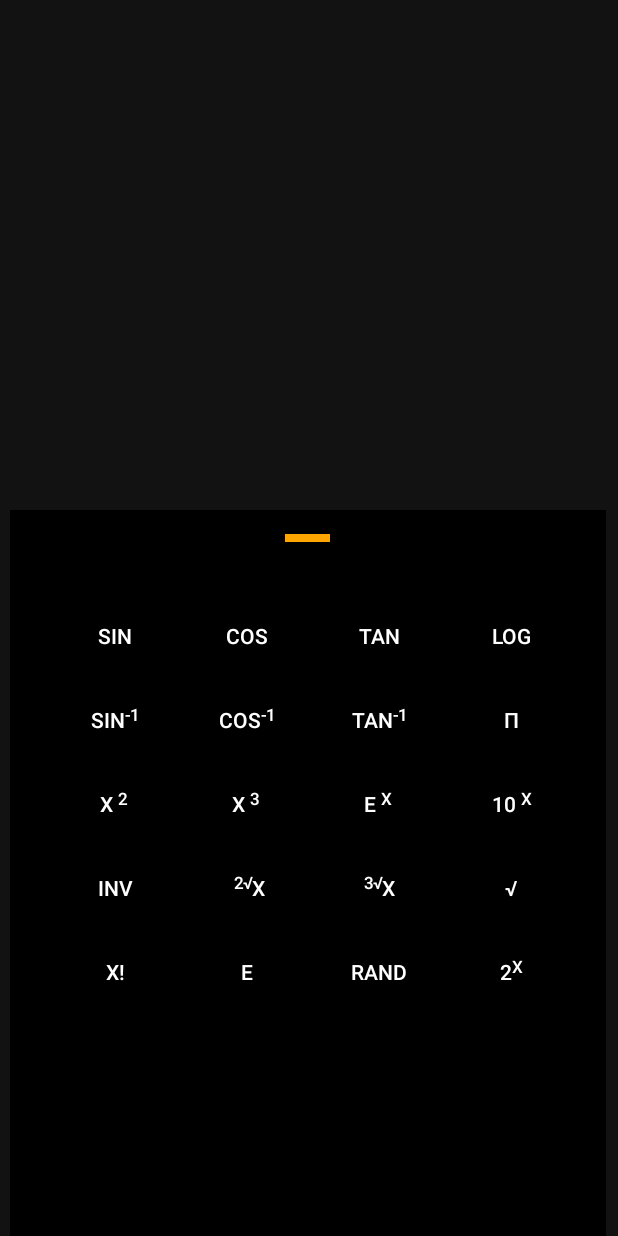
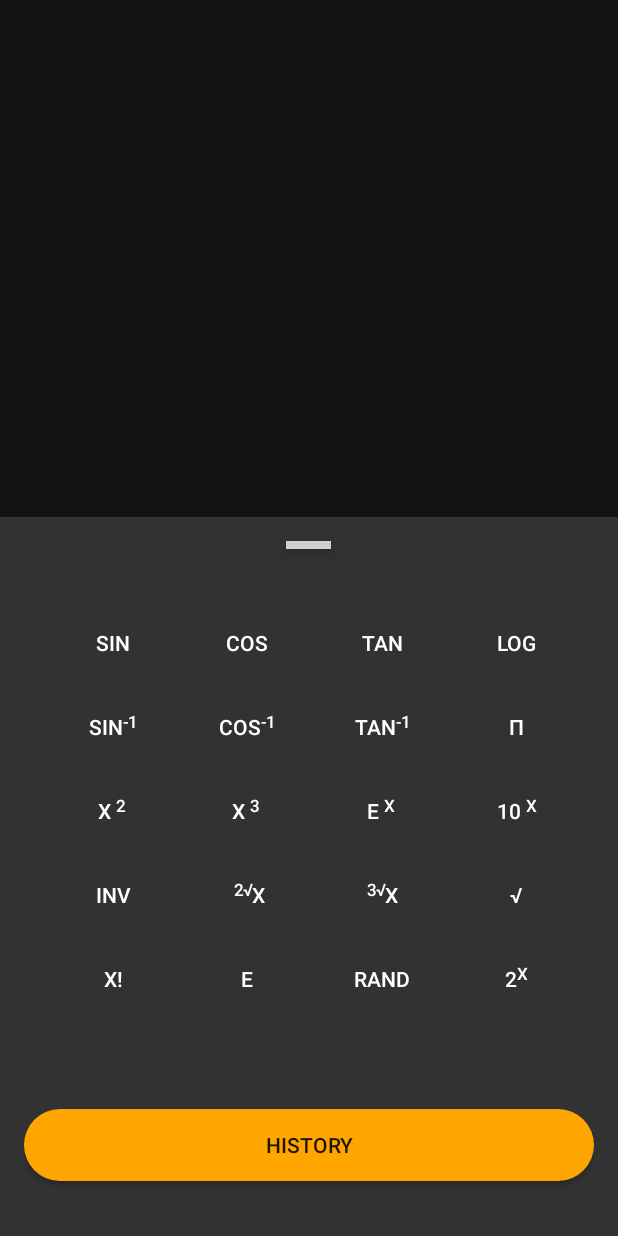
Before and after one commit to ZAHEER-svg/Calculator, an Android app: the screen it shows after launch (MainActivity), on a phone screen of 412 x 824 dp. Run offline under Robolectric (Android 15) with nearby library versions, the phone set to English and light mode, and no system bars; plain views replace SlidingUpPanelLayout.

Commit message:
updated the color palette

```diff
--- a/app/src/main/res/layout/bottom.xml
+++ b/app/src/main/res/layout/bottom.xml
@@ -5,13 +5,14 @@
     android:id="@+id/design_bottom_sheet"
     android:layout_width="match_parent"
     android:layout_height="wrap_content"
-    android:background="#000"
+    android:orientation="vertical"
+    android:background="@color/darkGray_800"
    >
 
 
     <LinearLayout
         android:layout_width="match_parent"
-        android:layout_height="600dp"
+        android:layout_height="wrap_content"
         android:orientation="vertical"
         android:padding="16dp">
 
@@ -20,14 +21,14 @@
             android:layout_height="5dp"
             android:layout_gravity="center"
             android:layout_marginBottom="10dp"
-            android:background="#FFA500" />
+            android:elevation="5dp"
+            android:background="@color/darkGray_300" />
 
 
         <androidx.constraintlayout.widget.ConstraintLayout
             android:id="@+id/linearLayout"
             android:layout_width="match_parent"
             android:layout_height="450dp"
-            android:background="@color/black"
             tools:context=".ScientificCalculatorFragment">
 
             <androidx.constraintlayout.widget.ConstraintLayout
@@ -307,24 +308,21 @@
 
             </androidx.constraintlayout.widget.ConstraintLayout>
 
+            <Button
+                android:id="@+id/History"
+                android:layout_width="0dp"
+                android:layout_height="wrap_content"
+                android:background="@drawable/buttons2"
+                android:gravity="center"
+                android:text="History"
+                app:layout_constraintBottom_toBottomOf="parent"
+                app:layout_constraintEnd_toEndOf="parent"
+                app:layout_constraintStart_toStartOf="parent"
+                app:layout_constraintTop_toBottomOf="@+id/scientific_group"
+                app:layout_constraintVertical_bias="0.62" />
+
 
         </androidx.constraintlayout.widget.ConstraintLayout>
-
-        <LinearLayout
-            android:layout_width="match_parent"
-            android:layout_height="match_parent"
-            android:gravity="center"
-            android:orientation="horizontal">
-
-            <Button
-                android:id="@+id/History"
-                android:layout_width="wrap_content"
-                android:layout_height="wrap_content"
-                android:layout_weight="1"
-                android:background="@drawable/buttons2"
-                android:gravity="center"
-                android:text="History" />
-        </LinearLayout>
 
 
     </LinearLayout>
--- a/app/src/main/res/layout/main.xml
+++ b/app/src/main/res/layout/main.xml
@@ -48,19 +48,19 @@
             app:layout_constraintTop_toBottomOf="@+id/history"
             tools:ignore="TextViewEdits" />
 
-       <com.sothree.slidinguppanel.SlidingUpPanelLayout
+        <com.sothree.slidinguppanel.SlidingUpPanelLayout
             android:id="@+id/sliding_layout"
             android:layout_width="0dp"
-            android:layout_height="500dp"
+            android:layout_height="495dp"
             android:layout_marginTop="16dp"
             android:gravity="bottom"
             app:layout_constraintBottom_toBottomOf="parent"
-            app:layout_constraintEnd_toStartOf="@+id/guideline_right"
-            app:layout_constraintStart_toStartOf="@+id/guideline_left"
+            app:layout_constraintEnd_toEndOf="parent"
+            app:layout_constraintStart_toStartOf="parent"
             app:layout_constraintTop_toBottomOf="@+id/display_expressions"
             app:layout_constraintVertical_bias="1.0"
-            app:umanoPanelHeight="40dp"
             app:umanoFadeColor="@android:color/transparent"
+            app:umanoPanelHeight="50dp"
             app:umanoShadowHeight="0dp">
 
 
--- a/app/src/main/res/values/colors.xml
+++ b/app/src/main/res/values/colors.xml
@@ -8,4 +8,7 @@
     <color name="black">#FF000000</color>
     <color name="white">#FFFFFFFF</color>
     <color name="darkGray">#121212</color>
+    <color name="darkGray_200">#e2e2e2</color>
+    <color name="darkGray_300">#d0d0d0</color>
+    <color name="darkGray_800">#323232</color>
 </resources>
```
